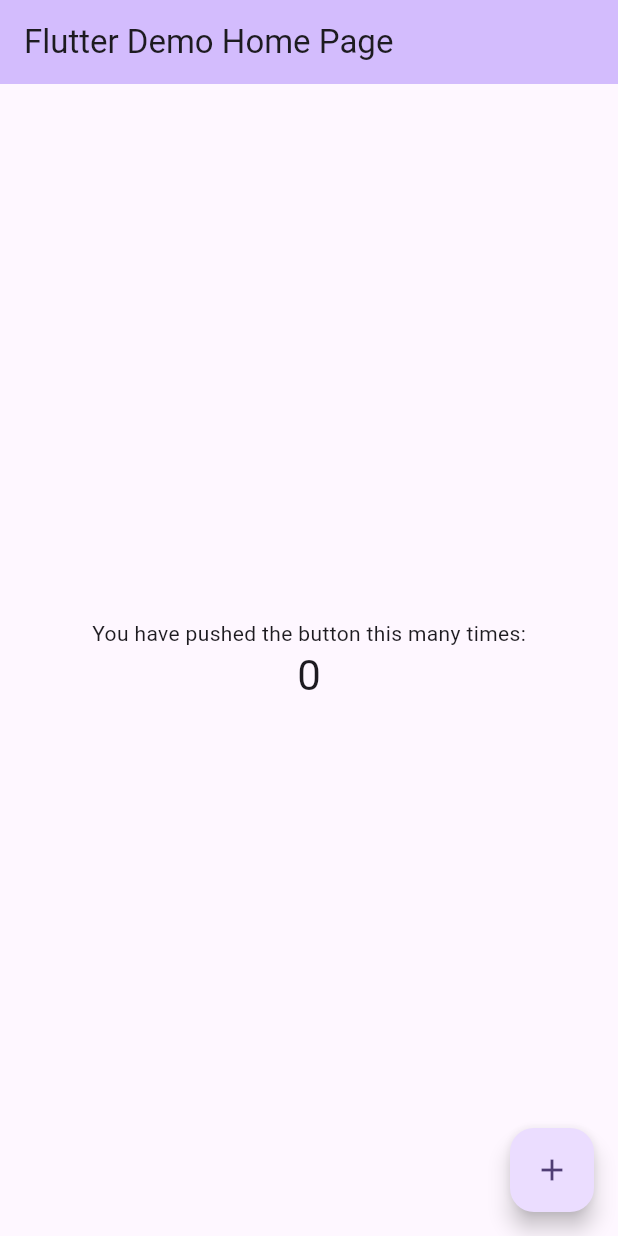
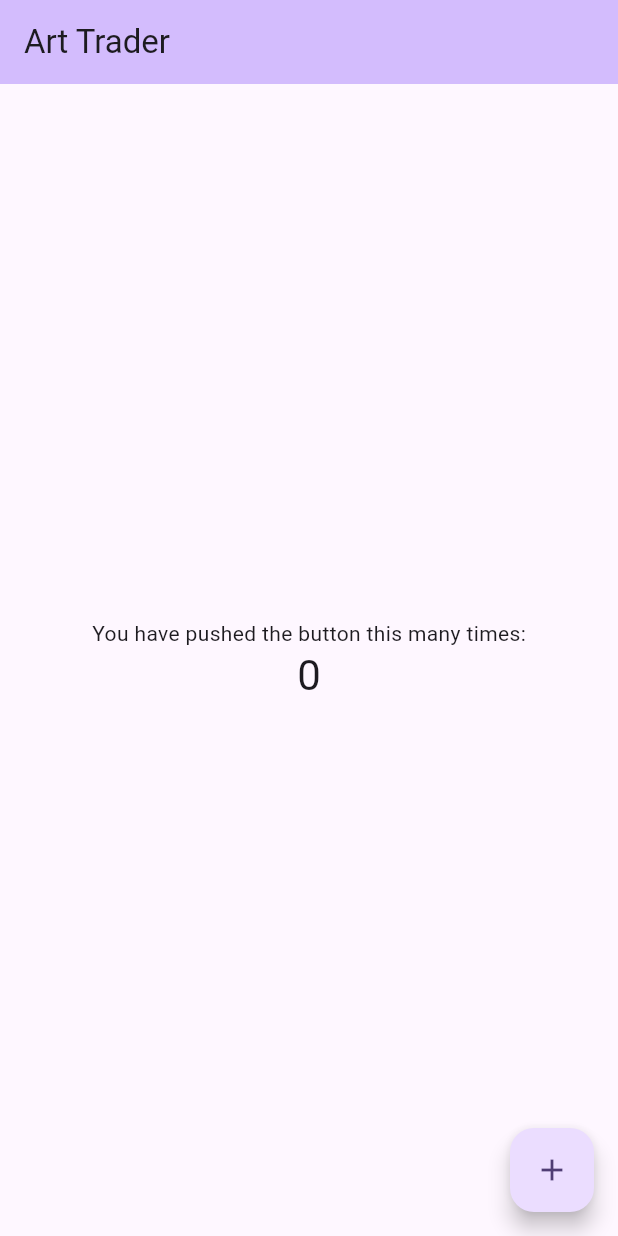
Before and after one commit to Viserion-stack/ArtTrader, a Flutter app: the screen it shows after launch, on a phone screen of 412 x 824 dp. Run offline on Flutter 3.47's test engine with Material 2 defaults, Android fonts, the phone set to English and light mode, and no system bars; our stand-ins replace firebase_core; accounts and stored records are empty.

```diff
--- a/arttrader/lib/main.dart
+++ b/arttrader/lib/main.dart
@@ -11,43 +11,18 @@ class MyApp extends StatelessWidget {
   @override
   Widget build(BuildContext context) {
     return MaterialApp(
-      title: 'Flutter Demo',
+      title: 'Art Trader',
       theme: ThemeData(
-        // This is the theme of your application.
-        //
-        // TRY THIS: Try running your application with "flutter run". You'll see
-        // the application has a blue toolbar. Then, without quitting the app,
-        // try changing the seedColor in the colorScheme below to Colors.green
-        // and then invoke "hot reload" (save your changes or press the "hot
-        // reload" button in a Flutter-supported IDE, or press "r" if you used
-        // the command line to start the app).
-        //
-        // Notice that the counter didn't reset back to zero; the application
-        // state is not lost during the reload. To reset the state, use hot
-        // restart instead.
-        //
-        // This works for code too, not just values: Most code changes can be
-        // tested with just a hot reload.
         colorScheme: ColorScheme.fromSeed(seedColor: Colors.deepPurple),
         useMaterial3: true,
       ),
-      home: const MyHomePage(title: 'Flutter Demo Home Page'),
+      home: const MyHomePage(title: 'Art Trader'),
     );
   }
 }
 
 class MyHomePage extends StatefulWidget {
   const MyHomePage({super.key, required this.title});
-
-  // This widget is the home page of your application. It is stateful, meaning
-  // that it has a State object (defined below) that contains fields that affect
-  // how it looks.
-
-  // This class is the configuration for the state. It holds the values (in this
-  // case the title) provided by the parent (in this case the App widget) and
-  // used by the build method of the State. Fields in a Widget subclass are
-  // always marked "final".
-
   final String title;
 
   @override
@@ -59,50 +34,20 @@ class _MyHomePageState extends State<MyHomePage> {
 
   void _incrementCounter() {
     setState(() {
-      // This call to setState tells the Flutter framework that something has
-      // changed in this State, which causes it to rerun the build method below
-      // so that the display can reflect the updated values. If we changed
-      // _counter without calling setState(), then the build method would not be
-      // called again, and so nothing would appear to happen.
       _counter++;
     });
   }
 
   @override
   Widget build(BuildContext context) {
-    // This method is rerun every time setState is called, for instance as done
-    // by the _incrementCounter method above.
-    //
-    // The Flutter framework has been optimized to make rerunning build methods
-    // fast, so that you can just rebuild anything that needs updating rather
-    // than having to individually change instances of widgets.
     return Scaffold(
       appBar: AppBar(
-        // TRY THIS: Try changing the color here to a specific color (to
-        // Colors.amber, perhaps?) and trigger a hot reload to see the AppBar
-        // change color while the other colors stay the same.
+
         backgroundColor: Theme.of(context).colorScheme.inversePrimary,
-        // Here we take the value from the MyHomePage object that was created by
-        // the App.build method, and use it to set our appbar title.
         title: Text(widget.title),
       ),
       body: Center(
-        // Center is a layout widget. It takes a single child and positions it
-        // in the middle of the parent.
         child: Column(
-          // Column is also a layout widget. It takes a list of children and
-          // arranges them vertically. By default, it sizes itself to fit its
-          // children horizontally, and tries to be as tall as its parent.
-          //
-          // Column has various properties to control how it sizes itself and
-          // how it positions its children. Here we use mainAxisAlignment to
-          // center the children vertically; the main axis here is the vertical
-          // axis because Columns are vertical (the cross axis would be
-          // horizontal).
-          //
-          // TRY THIS: Invoke "debug painting" (choose the "Toggle Debug Paint"
-          // action in the IDE, or press "p" in the console), to see the
-          // wireframe for each widget.
           mainAxisAlignment: MainAxisAlignment.center,
           children: <Widget>[
             const Text(
@@ -119,7 +64,7 @@ class _MyHomePageState extends State<MyHomePage> {
         onPressed: _incrementCounter,
         tooltip: 'Increment',
         child: const Icon(Icons.add),
-      ), // This trailing comma makes auto-formatting nicer for build methods.
+      ),
     );
   }
 }
--- a/arttrader/pubspec.yaml
+++ b/arttrader/pubspec.yaml
@@ -35,6 +35,8 @@ dependencies:
   # The following adds the Cupertino Icons font to your application.
   # Use with the CupertinoIcons class for iOS style icons.
   cupertino_icons: ^1.0.2
+  firebase_core: ^2.14.0
+  firebase_auth: ^4.6.3
 
 dev_dependencies:
   flutter_test:
```
Also changed, not shown: arttrader/lib/firebase_options.dart (added), arttrader/pubspec.lock, 19 other files.
